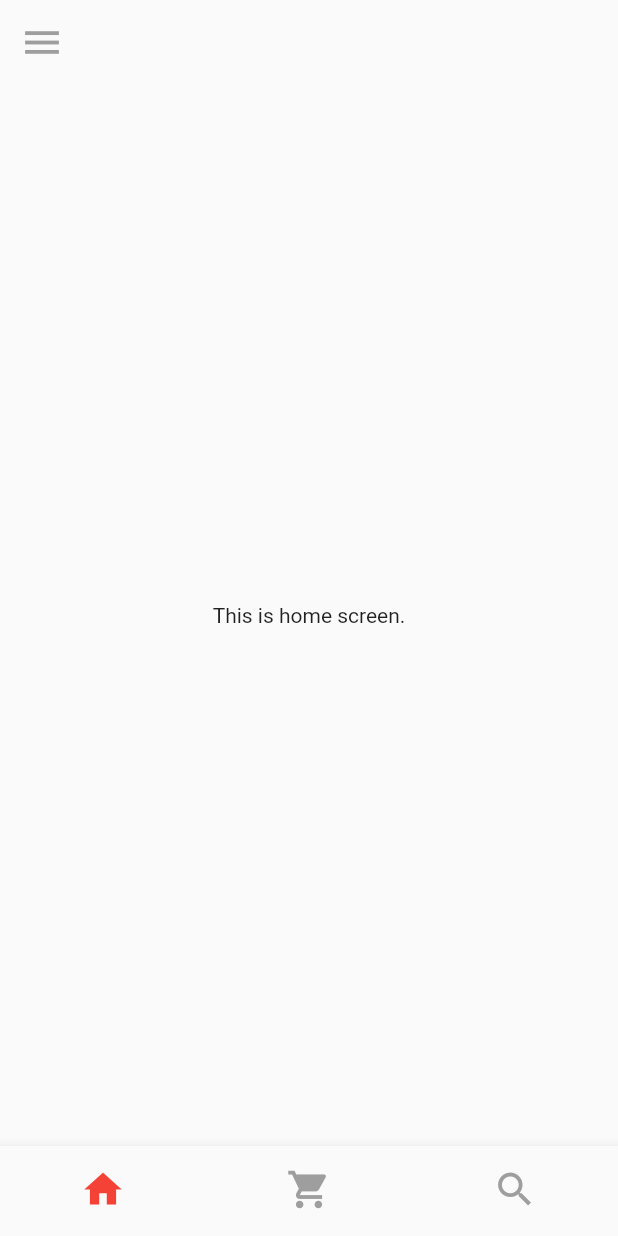
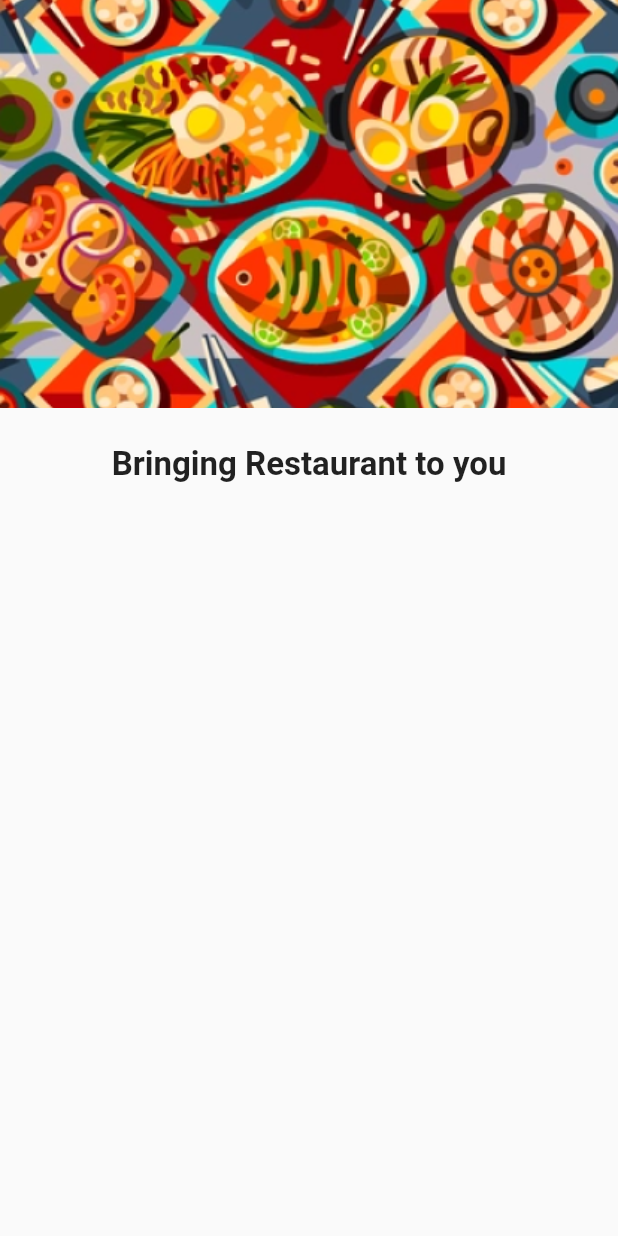
Before and after one commit to cygnus55/foodie, a Flutter app: the screen it shows after launch, on a phone screen of 412 x 824 dp. Run offline on Flutter 3.47's test engine with Material 2 defaults, Android fonts, the phone set to English and light mode, and no system bars.

Commit message:
basic login page

```diff
--- a/frontend/foodie/lib/main.dart
+++ b/frontend/foodie/lib/main.dart
@@ -1,5 +1,6 @@
 import 'package:flutter/material.dart';
 
+import './screens/login_screen.dart';
 import './screens/tab_screen.dart';
 
 void main() {
@@ -18,7 +19,7 @@ class MyApp extends StatelessWidget {
         ),
         // home: const MyHomePage(title: 'Foodie'),
         routes: {
-          '/': (ctx) => const TabScreen(),
+          '/': (ctx) => const LoginScreen(),
         });
   }
 }
--- /dev/null
+++ b/frontend/foodie/lib/screens/login_screen.dart
@@ -0,0 +1,26 @@
+import 'package:flutter/material.dart';
+class LoginScreen extends StatefulWidget {
+  const LoginScreen({ Key? key }) : super(key: key);
+
+  @override
+  _LoginScreenState createState() => _LoginScreenState();
+}
+
+
+class _LoginScreenState extends State<LoginScreen> {
+  @override
+  Widget build(BuildContext context) {
+    return Scaffold(
+      body:Column(children: [
+        Container(
+          width: double.infinity,
+          height:MediaQuery.of(context).size.height*0.33,
+          child: Image.asset('assets/images/login.png',fit:BoxFit.cover),
+        ),
+        const SizedBox(height: 25,),
+        const Text("Bringing Restaurant to you",style:TextStyle(fontWeight: FontWeight.bold, fontSize: 22),),
+      ],)
+
+    );
+  }
+}
--- a/frontend/foodie/pubspec.yaml
+++ b/frontend/foodie/pubspec.yaml
@@ -58,9 +58,8 @@ flutter:
   uses-material-design: true
 
   # To add assets to your application, add an assets section, like this:
-  # assets:
-  #   - images/a_dot_burr.jpeg
-  #   - images/a_dot_ham.jpeg
+  assets:
+    - assets/images/login.png
 
   # An image asset can refer to one or more resolution-specific "variants", see
   # https://flutter.dev/assets-and-images/#resolution-aware.
```
Also changed, not shown: frontend/foodie/assets/images/login.png (added).
